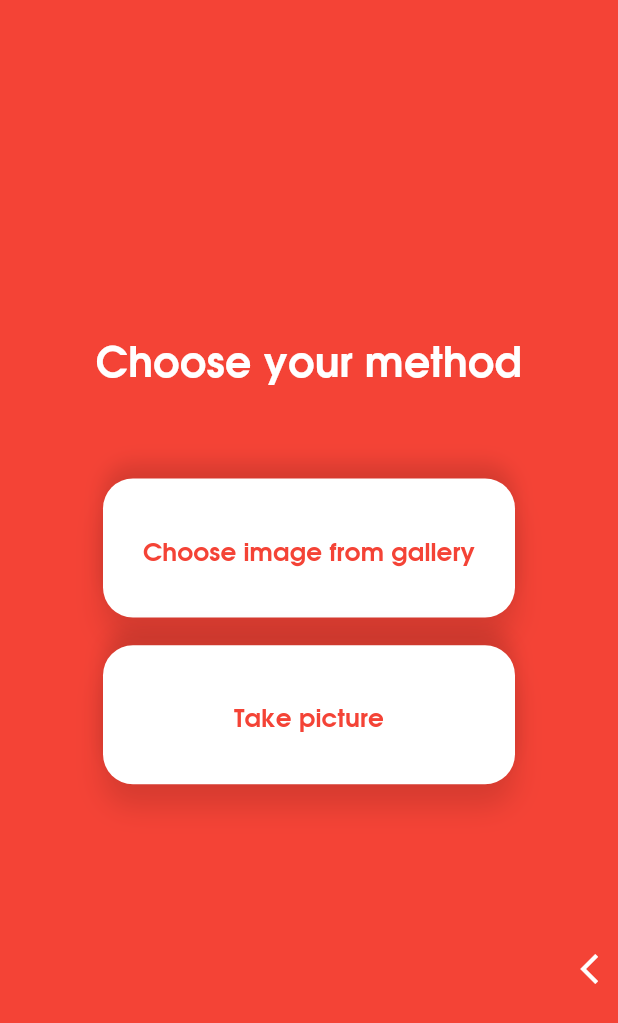
After one commit to ptv1811/SaveHerFlutter, a Flutter app: the Classification screen opened directly, swiped to page 2, on a phone screen of 412 x 824 dp. The commit adds this screen. Shown: the top 1023 px of the screen. Run offline on Flutter 3.47's test engine with Material 2 defaults, Android fonts, the phone set to English and light mode, and no system bars; drawn by our look-alikes of liquid_swipe; our stand-ins replace curved_navigation_bar, firebase_auth, flare_flutter, flutter_screenutil, flutter_spinkit, image_picker and 1 more; missing offline and left inert: firebase_ml_vision, mlkit; accounts and stored records are empty.

Commit message:
waste classifcation

```diff
--- /dev/null
+++ b/assets/tflite/labels.txt
@@ -0,0 +1,2 @@
+organic
+recyclable
--- /dev/null
+++ b/lib/Main/cameraview.dart
@@ -0,0 +1,346 @@
+import 'package:flutter/material.dart';
+import 'package:flutter_screenutil/flutter_screenutil.dart';
+import 'package:image_picker/image_picker.dart';
+import 'dart:async';
+import 'dart:io';
+import 'package:path_provider/path_provider.dart';
+import 'package:mlkit/mlkit.dart';
+import 'package:firebase_ml_vision/firebase_ml_vision.dart';
+import 'dart:math';
+
+class CameraScreen extends StatefulWidget {
+  @override
+  _CameraScreenState createState() => _CameraScreenState();
+}
+
+class _CameraScreenState extends State<CameraScreen> with SingleTickerProviderStateMixin {
+
+  Animation<double> animation;
+  AnimationController animationController;
+
+  File image;
+  int a=0;
+  double height=150;
+  double width=500;
+
+  List<String> Recyclable= ["Jewellery","Tableware","Porcelain","Paper"];
+  List<String> Organic=["Vegetable","Bird","Fish","Fruit"];
+
+  static String text;
+  static String entityId;
+  static String confidence;
+
+  Widget _result;
+
+  Widget _widget= Container(
+    key: ValueKey(1),
+    width: ScreenUtil.getInstance().setWidth(500),
+    height: ScreenUtil.getInstance().setHeight(150),
+    decoration: BoxDecoration(
+        color: Colors.white,
+        borderRadius: BorderRadius.all(Radius.circular(20.0)),
+        boxShadow: [
+          BoxShadow(
+              color: Colors.black12,
+              offset: Offset(0.0,15.0),
+              blurRadius: 15.0
+          ),
+          BoxShadow(
+              color: Colors.black12,
+              offset: Offset(0.0,-10.0),
+              blurRadius: 10.0
+          )
+        ]
+    ),
+    child: Center(
+      child: Text("Analyze",
+        style: TextStyle(
+            color: Colors.red,
+            fontSize: ScreenUtil.getInstance().setSp(30),
+            fontFamily: "Avo"
+        ),),
+    ),
+  );
+
+
+  @override
+  void initState() {
+    super.initState();
+    animationController= AnimationController(duration: Duration(seconds: 1),vsync: this);
+    animation= Tween(begin: 1.0,end: 0.0).animate(CurvedAnimation(
+        parent: animationController,
+        curve: Curves.fastOutSlowIn
+    ));
+    animationController.forward();
+  }
+
+  Future<String> get _localpath async{
+    final directory= await getApplicationDocumentsDirectory();
+    return directory.path;
+  }
+
+
+  _openGallery() async{
+    File picture= await ImagePicker.pickImage(source: ImageSource.gallery);
+    setState(() {
+      image=picture;
+    });
+
+
+    //Navigator.pop(context);
+
+  }
+
+  _openCamera() async{
+    File picture= await ImagePicker.pickImage(source: ImageSource.camera);
+    setState(() {
+      image=picture;
+    });
+    image= await image.copy("$_localpath/save_${a+=1}.jpg");
+
+
+    //Navigator.pop(context);
+  }
+
+
+  Widget _decideView(){
+    if (image==null){
+      return Column(
+        crossAxisAlignment: CrossAxisAlignment.center,
+        children: <Widget>[
+
+          SizedBox(
+            height: ScreenUtil.getInstance().setHeight(350),
+          ),
+
+          Text("Choose your method",
+            style: TextStyle(
+                color: Colors.white,
+                fontSize: ScreenUtil.getInstance().setSp(50),
+                fontFamily: "Avo"
+            ),
+          ),
+
+          SizedBox(
+            height: ScreenUtil.getInstance().setHeight(100),
+          ),
+          InkWell(
+              onTap: (){
+                _openGallery();
+              },
+              child: Container(
+                width: ScreenUtil.getInstance().setWidth(500),
+                height: ScreenUtil.getInstance().setHeight(150),
+                decoration: BoxDecoration(
+                    color: Colors.white,
+                    borderRadius: BorderRadius.all(Radius.circular(20.0)),
+                    boxShadow: [
+                      BoxShadow(
+                          color: Colors.black12,
+                          offset: Offset(0.0,15.0),
+                          blurRadius: 15.0
+                      ),
+                      BoxShadow(
+                          color: Colors.black12,
+                          offset: Offset(0.0,-10.0),
+                          blurRadius: 10.0
+                      )
+                    ]
+                ),
+                child: Center(
+                  child: Text("Choose image from gallery",
+                    style: TextStyle(
+                        color: Colors.red,
+                        fontSize: ScreenUtil.getInstance().setSp(30),
+                        fontFamily: "Avo"
+                    ),),
+                ),
+              )
+          ),
+
+          SizedBox(
+            height: ScreenUtil.getInstance().setHeight(30.0),
+          ),
+
+          InkWell(
+              onTap: (){
+                _openCamera();
+              },
+              child: Container(
+                width: ScreenUtil.getInstance().setWidth(500),
+                height: ScreenUtil.getInstance().setHeight(150),
+                decoration: BoxDecoration(
+                    color: Colors.white,
+                    borderRadius: BorderRadius.all(Radius.circular(20.0)),
+                    boxShadow: [
+                      BoxShadow(
+                          color: Colors.black12,
+                          offset: Offset(0.0,15.0),
+                          blurRadius: 15.0
+                      ),
+                      BoxShadow(
+                          color: Colors.black12,
+                          offset: Offset(0.0,-10.0),
+                          blurRadius: 10.0
+                      )
+                    ]
+                ),
+                child: Center(
+                  child: Text("Take picture",
+                    style: TextStyle(
+                        color: Colors.red,
+                        fontSize: ScreenUtil.getInstance().setSp(30),
+                        fontFamily: "Avo"
+                    ),),
+                ),
+              )
+          )
+        ],
+      );
+    }
+    else {
+
+      detectLabels().then((_){
+
+      });
+
+      return Column(
+        crossAxisAlignment: CrossAxisAlignment.center,
+        children: <Widget>[
+          SizedBox(
+            height: ScreenUtil.getInstance().setHeight(20),
+          ),
+
+          Container(
+            width: ScreenUtil.getInstance().setWidth(500),
+            height: ScreenUtil.getInstance().setHeight(700),
+
+            child: Image.file(image,width: 400,height: 500,),
+          ),
+          SizedBox(
+            height: ScreenUtil.getInstance().setHeight(0),
+          ),
+
+          InkWell(
+            onTap: (){
+              setState(() {
+
+
+
+
+
+                _widget= Container(
+                  key: ValueKey(2),
+                  width: ScreenUtil.getInstance().setWidth(700),
+                  height: ScreenUtil.getInstance().setHeight(520),
+                  decoration: BoxDecoration(
+                    color: Colors.white,
+                      borderRadius: BorderRadius.all(Radius.circular(20.0)),
+                      boxShadow: [
+                        BoxShadow(
+                            color: Colors.black12,
+                            offset: Offset(0.0,15.0),
+                            blurRadius: 15.0
+                        ),
+                        BoxShadow(
+                            color: Colors.black12,
+                            offset: Offset(0.0,-10.0),
+                            blurRadius: 10.0
+                        )
+                      ]
+                  ),
+                  child: Column(
+                    crossAxisAlignment: CrossAxisAlignment.center,
+                    children: <Widget>[
+                      SizedBox(
+                        height: ScreenUtil.getInstance().setHeight(15),
+                      ),
+                      Text("What we found in your image is",
+                        style: TextStyle(
+                          color: Colors.black,
+                          fontFamily: "Avo",
+                          fontSize: ScreenUtil.getInstance().setSp(30.0)
+                        ),
+                      ),
+                      SizedBox(
+                        height: ScreenUtil.getInstance().setHeight(10.0),
+                      ),
+                      Text("$text",
+                      style: TextStyle(
+                        color: Colors.red,
+                        fontSize: ScreenUtil.getInstance().setSp(60),
+                        fontFamily: "Avo"
+                      ),),
+                      SizedBox(
+                        height: ScreenUtil.getInstance().setHeight(1.0),
+                      ),
+                      Text("With the probability of",
+                        style: TextStyle(
+                            color: Colors.black,
+                            fontFamily: "Avo",
+                            fontSize: ScreenUtil.getInstance().setSp(30.0)
+                        ),
+                      ),
+                      SizedBox(
+                        height: ScreenUtil.getInstance().setHeight(10.0),
+                      ),
+                      Text("$confidence %",
+                        style: TextStyle(
+                            color: Colors.red,
+                            fontSize: ScreenUtil.getInstance().setSp(50),
+                            fontFamily: "Avo"
+                        ),),
+                    ],
+                  )
+                );
+              });
+
+
+            },
+            child: AnimatedSwitcher(
+              duration: Duration(seconds: 1),
+              transitionBuilder: (Widget child, Animation<double> animation)=>
+              ScaleTransition(child: child,scale: animation,),
+              child: _widget,
+            ),
+          )
+
+
+
+
+
+        ],
+      );
+
+    }
+  }
+
+  @override
+  Widget build(BuildContext context) {
+    return Container(
+      height: double.infinity,
+      width: double.infinity,
+      decoration: BoxDecoration(
+        color: Colors.red
+      ),
+      child: _decideView()
+    );
+  }
+
+  Future<void> detectLabels()async{
+    final FirebaseVisionImage visionImage = FirebaseVisionImage.fromFile(image);
+    final ImageLabeler labeler = FirebaseVision.instance.imageLabeler();
+    final List<ImageLabel> labels = await labeler.processImage(visionImage);
+
+    for (ImageLabel label in labels) {
+
+      text = label.text;
+      entityId = label.entityId;
+      confidence = (label.confidence*100).toStringAsFixed(1);
+    }
+
+    labeler.close();
+  }
+
+
+}
--- a/lib/Main/sort_waste.dart
+++ b/lib/Main/sort_waste.dart
@@ -0,0 +1,118 @@
+import 'package:flutter/material.dart';
+import 'package:flutter_screenutil/flutter_screenutil.dart';
+import 'package:liquid_swipe/Constants/Helpers.dart';
+import 'package:liquid_swipe/liquid_swipe.dart';
+import 'package:flare_flutter/flare_actor.dart';
+import 'package:flare_flutter/flare_controls.dart';
+import 'package:save_her/Main/cameraview.dart';
+
+
+class Classification extends StatefulWidget {
+  @override
+  _ClassificationState createState() => _ClassificationState();
+}
+
+
+class _ClassificationState extends State<Classification> {
+
+  static FlareControls controls = FlareControls();
+
+  @override
+  Widget build(BuildContext context) {
+    final pages=[
+      Container(
+          height: double.infinity,
+          width: double.infinity,
+          decoration: BoxDecoration(
+            color: Colors.indigo,
+          ),
+
+          child: Column(
+            crossAxisAlignment: CrossAxisAlignment.center,
+            mainAxisAlignment: MainAxisAlignment.start,
+            children: <Widget>[
+              Padding(
+                padding: EdgeInsets.only(top: 40.0),
+                child: Container(
+                  width: ScreenUtil.getInstance().setWidth(800),
+                  height: ScreenUtil.getInstance().setHeight(600),
+                  child: FlareActor("assets/float.flr",animation: "float",alignment: Alignment.center,),
+
+                ),
+              ),
+              SizedBox(
+                height: ScreenUtil.getInstance().setHeight(20.0),
+              ),
+              Text("Welcome to waste sorting",
+                style: TextStyle(
+                    color: Colors.white,
+                    fontFamily: "Avo",
+                    fontSize: ScreenUtil.getInstance().setSp(50.0)
+                ),
+              ),
+              SizedBox(
+                height: ScreenUtil.getInstance().setHeight(10.0),
+              ),
+
+              Padding(
+                padding: EdgeInsets.all(50.0),
+                child: Text("In order to save mother Earth, we are here to help you sorting different type of waste",
+                  style: TextStyle(
+                      color: Colors.white,
+                      fontSize: ScreenUtil.getInstance().setSp(25),
+                      fontFamily: "Avo",
+                  ),
+                  textAlign: TextAlign.center,
+
+                ),
+              ),
+              SizedBox(
+                height: ScreenUtil.getInstance().setHeight(50.0),
+              ),
+
+              Padding(
+                padding: EdgeInsets.all(30.0),
+                child: Text("Swipe left to try it now!",
+                style: TextStyle(
+                  color: Colors.white,
+                  fontFamily: "Avo",
+                  fontSize: ScreenUtil.getInstance().setSp(30)
+                )),
+              )
+
+
+            ],
+          )
+      ),
+      Container(
+          width: double.infinity,
+          height: double.infinity,
+          child: CameraScreen()
+      ),
+    ];
+
+
+    return Scaffold(
+      body: LiquidSwipe(
+        pages: pages,
+        fullTransitionValue: 300,
+        enableLoop: false,
+        enableSlideIcon: true,
+        positionSlideIcon: 0.8,
+        slideIconWidget: Icon(Icons.arrow_back_ios,color: Colors.white,),
+        waveType: WaveType.circularReveal,
+        onPageChangeCallback: (pages)=> pageChangeCallback(pages),
+        currentUpdateTypeCallback: (updatetype)=>updateTypeCallback(updatetype),
+
+      ),
+    );
+  }
+
+  pageChangeCallback(int page) {
+    print(page);
+  }
+
+  updateTypeCallback(UpdateType updatetype) {
+    print(updatetype);
+  }
+}
--- a/lib/Services/HandleAQI.dart
+++ b/lib/Services/HandleAQI.dart
@@ -63,11 +63,11 @@ class _HandleAQIState extends State<HandleAQI> {
               else if (snapshot.data.data.current.pollution.aqius >=51 && snapshot.data.data.current.pollution.aqius<=100)
                 _path="assets/icons/moderate.png";
               else if (snapshot.data.data.current.pollution.aqius >=101 && snapshot.data.data.current.pollution.aqius<=150)
-                _path="assets/icons/unhealthy for so.png";
+                _path="assets/icons/unhealthy_for_so.png";
               else if (snapshot.data.data.current.pollution.aqius >=151 && snapshot.data.data.current.pollution.aqius<=200)
                 _path="assets/icons/unhealthy.png";
               else if (snapshot.data.data.current.pollution.aqius >=201 && snapshot.data.data.current.pollution.aqius<=300)
-                _path="assets/icons/very unhealthy.png";
+                _path="assets/icons/very_unhealthy.png";
               else if (snapshot.data.data.current.pollution.aqius > 300)
                 _path="assets/icons/hazard.png";
 
@@ -89,7 +89,7 @@ class _HandleAQIState extends State<HandleAQI> {
 
                         Positioned(
                           top: 45,
-                          left: 10,
+                          left: 13,
                           child: Text("${snapshot.data.data.current.pollution.aqius}",
                             style: TextStyle(
                               color: Colors.black,
```
Also changed, not shown: lib/Main/homepage.dart (+27 -45 lines), lib/Main/login.dart (+5 -4 lines), lib/Main/main.dart (deleted, +0 -24 lines), lib/Services/FeaturesPage.dart (added, +98 -0 lines), lib/Widget/SlideCart.dart (+16 -6 lines), lib/main.dart (added, +24 -0 lines), pubspec.yaml (+11 -1 lines), assets/icons/unhealthy_for_so.png (renamed from assets/icons/unhealthy for so.png), assets/icons/very_unhealthy.png (renamed from assets/icons/very unhealthy.png), assets/image/neareast.jpg, pubspec.lock, 4 other files.
